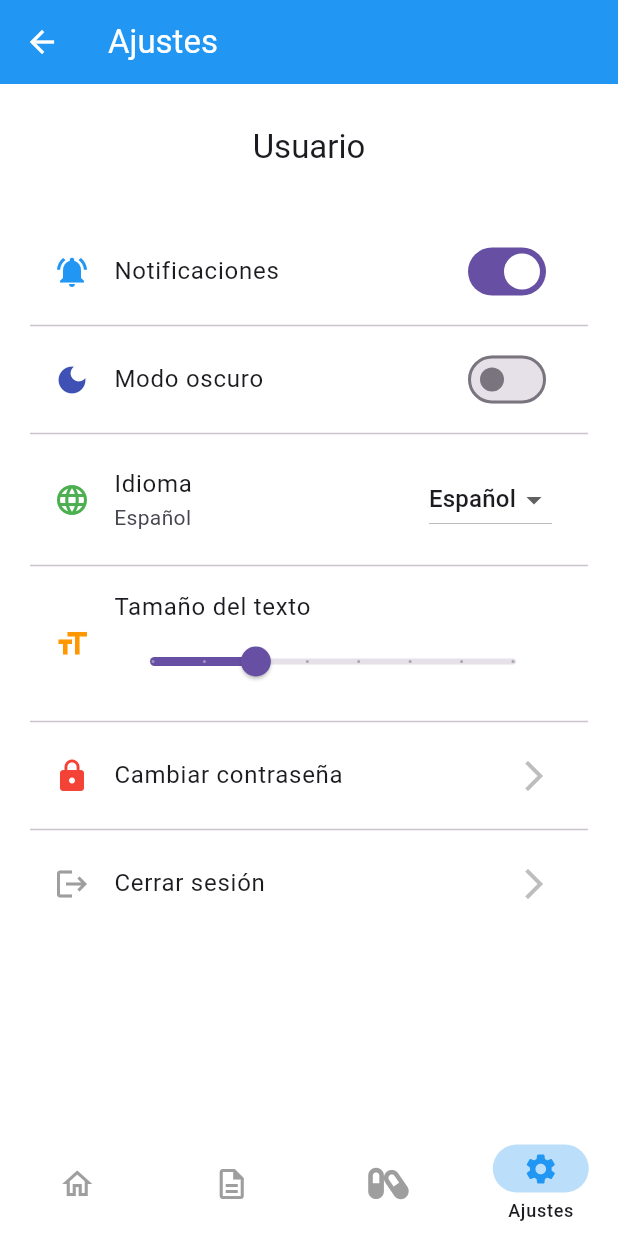
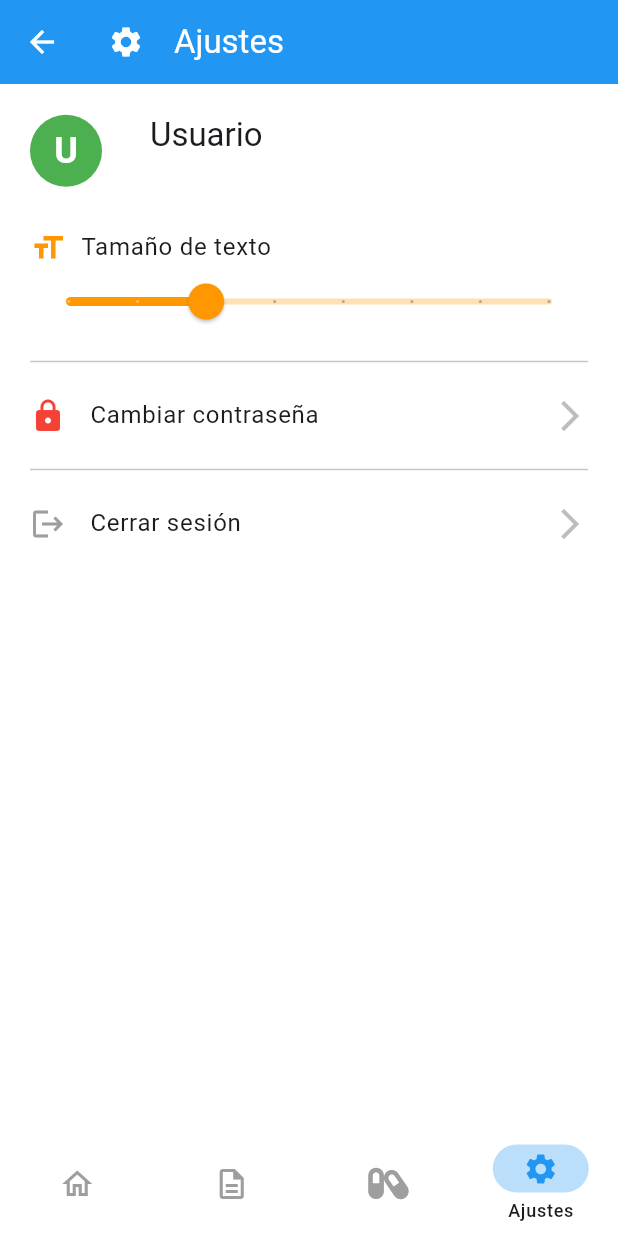
Before and after one commit to proyectos-uaq/App-pastIA, a Flutter app: the HomePage screen opened by its route, item 4 of the bottom bar chosen, on a phone screen of 412 x 824 dp. Run offline on Flutter 3.47's test engine with Material 3 defaults, Android fonts, the phone set to English and light mode, and no system bars; our stand-ins replace flutter_riverpod, flutter_secure_storage, font_awesome_flutter; accounts and stored records are empty; network calls fail.

Commit message:
feat: Agregar provider para el tamaño de texto y mejorar la interfaz de usuario en varias páginas

```diff
--- a/lib/pages/principal/settings_page.dart
+++ b/lib/pages/principal/settings_page.dart
@@ -1,21 +1,16 @@
+import 'package:app_pastia/providers/providers.dart';
 import 'package:app_pastia/services/auth_service.dart';
 import 'package:flutter/material.dart';
+import 'package:flutter_riverpod/flutter_riverpod.dart';
 
-class SettingsPage extends StatefulWidget {
+class SettingsPage extends ConsumerStatefulWidget {
   const SettingsPage({super.key});
 
   @override
-  State<SettingsPage> createState() => _SettingsPageState();
+  ConsumerState<SettingsPage> createState() => _SettingsPageState();
 }
 
-class _SettingsPageState extends State<SettingsPage> {
-  bool notificationsEnabled = true;
-  bool darkMode = false;
-  String selectedLanguage = 'Español';
-  double textScale = 1.0;
-
-  final List<String> languages = ['Español', 'Inglés', 'Francés', 'Alemán'];
-
+class _SettingsPageState extends ConsumerState<SettingsPage> {
   String? username;
   String? email;
 
@@ -36,17 +31,46 @@ class _SettingsPageState extends State<SettingsPage> {
 
   @override
   Widget build(BuildContext context) {
+    final textScale = ref.watch(textScaleProvider);
+
     return Scaffold(
       body: SingleChildScrollView(
         padding: const EdgeInsets.all(20),
         child: Column(
           crossAxisAlignment: CrossAxisAlignment.start,
           children: [
-            // Perfil
+            // Perfil con círculo de color
             Center(
-              child: Column(
+              child: Row(
+                mainAxisAlignment: MainAxisAlignment.start,
                 children: [
-                  const SizedBox(height: 8),
+                  // Círculo de color
+                  Container(
+                    width: 48,
+                    height: 48,
+                    margin: const EdgeInsets.only(right: 16),
+                    decoration: const BoxDecoration(
+                      shape: BoxShape.circle,
+                      color: Colors.green,
+                    ),
+                    child: Center(
+                      child: Text(
+                        username != null && username!.isNotEmpty
+                            ? username![0].toUpperCase()
+                            : '',
+                        style: const TextStyle(
+                          color: Colors.white,
+                          fontSize: 24,
+                          fontWeight: FontWeight.bold,
+                        ),
+                      ),
+                    ),
+                  ),
+                  const SizedBox(width: 16),
+                  // Datos
+                  Column(
+                    crossAxisAlignment: CrossAxisAlignment.start,
+                    children: [
                       Text(
                         username ?? 'Cargando...',
                         style: Theme.of(context).textTheme.titleLarge,
@@ -55,82 +79,53 @@ class _SettingsPageState extends State<SettingsPage> {
                         email ?? '',
                         style: Theme.of(context).textTheme.bodyMedium,
                       ),
-                  const SizedBox(height: 20),
+                    ],
+                  ),
                 ],
               ),
             ),
-
-            // Notificaciones
-            ListTile(
-              leading: const Icon(
-                Icons.notifications_active,
-                color: Colors.blue,
-              ),
-              title: const Text('Notificaciones'),
-              trailing: Switch(
-                value: notificationsEnabled,
-                onChanged: (value) {
-                  setState(() => notificationsEnabled = value);
-                },
-              ),
-            ),
-            const Divider(),
-
-            // Modo oscuro
-            ListTile(
-              leading: const Icon(Icons.dark_mode, color: Colors.indigo),
-              title: const Text('Modo oscuro'),
-              trailing: Switch(
-                value: darkMode,
-                onChanged: (value) {
-                  setState(() => darkMode = value);
-                },
-              ),
-            ),
-            const Divider(),
-
-            // Idioma
-            ListTile(
-              leading: const Icon(Icons.language, color: Colors.green),
-              title: const Text('Idioma'),
-              subtitle: Text(selectedLanguage),
-              trailing: DropdownButton<String>(
-                value: selectedLanguage,
-                items:
-                    languages
-                        .map(
-                          (lang) =>
-                              DropdownMenuItem(value: lang, child: Text(lang)),
-                        )
-                        .toList(),
-                onChanged: (value) {
-                  if (value != null) {
-                    setState(() => selectedLanguage = value);
-                  }
-                },
-              ),
-            ),
-            const Divider(),
-
+            const SizedBox(height: 20),
             // Tamaño de texto
             ListTile(
-              leading: const Icon(Icons.format_size, color: Colors.orange),
-              title: const Text('Tamaño del texto'),
-              subtitle: Slider(
+              contentPadding: const EdgeInsets.symmetric(horizontal: 0),
+              title: const Row(
+                children: [
+                  Icon(Icons.format_size, color: Colors.orange),
+                  SizedBox(width: 10),
+                  Text('Tamaño de texto'),
+                ],
+              ),
+              subtitle: SliderTheme(
+                data: SliderTheme.of(context).copyWith(
+                  activeTrackColor: Colors.orange,
+                  // ignore: deprecated_member_use
+                  inactiveTrackColor: Colors.orange.withOpacity(0.3),
+                  thumbColor: Colors.orange,
+                  // ignore: deprecated_member_use
+                  overlayColor: Colors.orange.withOpacity(0.15),
+                  thumbShape: const RoundSliderThumbShape(
+                    enabledThumbRadius: 12,
+                  ),
+                  trackHeight: 4,
+                  valueIndicatorColor: Colors.orange,
+                ),
+                child: Slider(
                   value: textScale,
                   min: 0.8,
                   max: 1.5,
                   divisions: 7,
                   label: '${(textScale * 100).toStringAsFixed(0)}%',
                   onChanged: (value) {
-                  setState(() => textScale = value);
+                    ref.read(textScaleProvider.notifier).state = value;
                   },
+                ),
               ),
             ),
             const Divider(),
 
             // Cambiar contraseña
             ListTile(
+              contentPadding: const EdgeInsets.symmetric(horizontal: 0),
               leading: const Icon(Icons.lock, color: Colors.red),
               title: const Text('Cambiar contraseña'),
               trailing: Icon(Icons.arrow_forward_ios, color: Colors.grey[400]),
@@ -142,6 +137,7 @@ class _SettingsPageState extends State<SettingsPage> {
 
             // Cerrar sesión
             ListTile(
+              contentPadding: const EdgeInsets.symmetric(horizontal: 0),
               leading: const Icon(Icons.logout, color: Colors.grey),
               title: const Text('Cerrar sesión'),
               trailing: Icon(Icons.arrow_forward_ios, color: Colors.grey[400]),
--- a/lib/pages/principal/widgets/home_app_bar.dart
+++ b/lib/pages/principal/widgets/home_app_bar.dart
@@ -22,7 +22,19 @@ class HomeAppBar extends StatelessWidget implements PreferredSizeWidget {
   @override
   Widget build(BuildContext context) {
     return AppBar(
-      title: Text(
+      title: Row(
+        children: [
+          Icon(
+            selectedIndex == 0
+                ? Icons.schedule
+                : selectedIndex == 1
+                ? Icons.description
+                : selectedIndex == 2
+                ? Icons.medication
+                : Icons.settings,
+          ),
+          const SizedBox(width: 20),
+          Text(
             selectedIndex == 0
                 ? 'Horarios'
                 : selectedIndex == 1
@@ -30,6 +42,8 @@ class HomeAppBar extends StatelessWidget implements PreferredSizeWidget {
                 : selectedIndex == 2
                 ? 'Medicamentos'
                 : 'Ajustes',
+          ),
+        ],
       ),
       actions: [
         if (selectedIndex == 0)
--- a/lib/providers/providers.dart
+++ b/lib/providers/providers.dart
@@ -37,3 +37,6 @@ final autoRefreshProvider = StreamProvider<void>((ref) async* {
 final jwtTokenProvider = FutureProvider<String?>((ref) async {
   return await AuthService.getJwtToken();
 });
+
+// Provider para el tamaño de texto
+final textScaleProvider = StateProvider<double>((ref) => 1.0);
```
Also changed, not shown: lib/main.dart (+14 -3 lines), lib/widgets/dialogs/create_prescription_dialog.dart (+28 -7 lines), lib/widgets/notification_container.dart (+2 -7 lines). Lines whose indentation alone changed are shown as unchanged.
